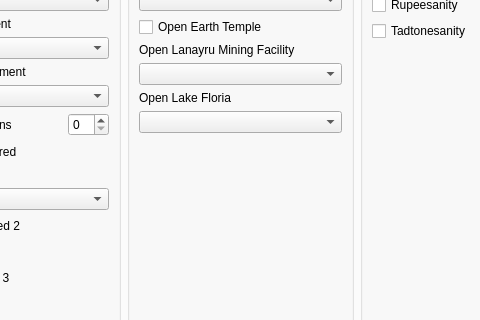
Above: gui/randogui.ui from ssrando/ssrando before the change; both pictures show x 127 to 607 and y 104 to 424 of the 1202 by 759 pixel window. Below: the same form after it.
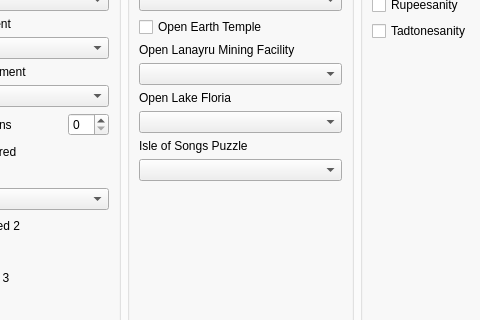
That is the form after the change. The open tabs and pages were chosen to show the change.

Commit message: Isle Puzzle Rando

Diff of the .ui file:
```diff
--- a/gui/randogui.ui
+++ b/gui/randogui.ui
@@ -749,6 +749,16 @@
              <item>
               <widget class="QComboBox" name="option_open_lake_floria"/>
              </item>
+             <item>
+              <widget class="QLabel" name="label_for_option_isle_of_songs_puzzle">
+               <property name="text">
+                <string>Isle of Songs Puzzle</string>
+               </property>
+              </widget>
+             </item>
+             <item>
+              <widget class="QComboBox" name="option_isle_of_songs_puzzle"/>
+             </item>
              <item>
               <spacer name="vspace_open">
                <property name="orientation">
```
The commit also changes 7 other files.
